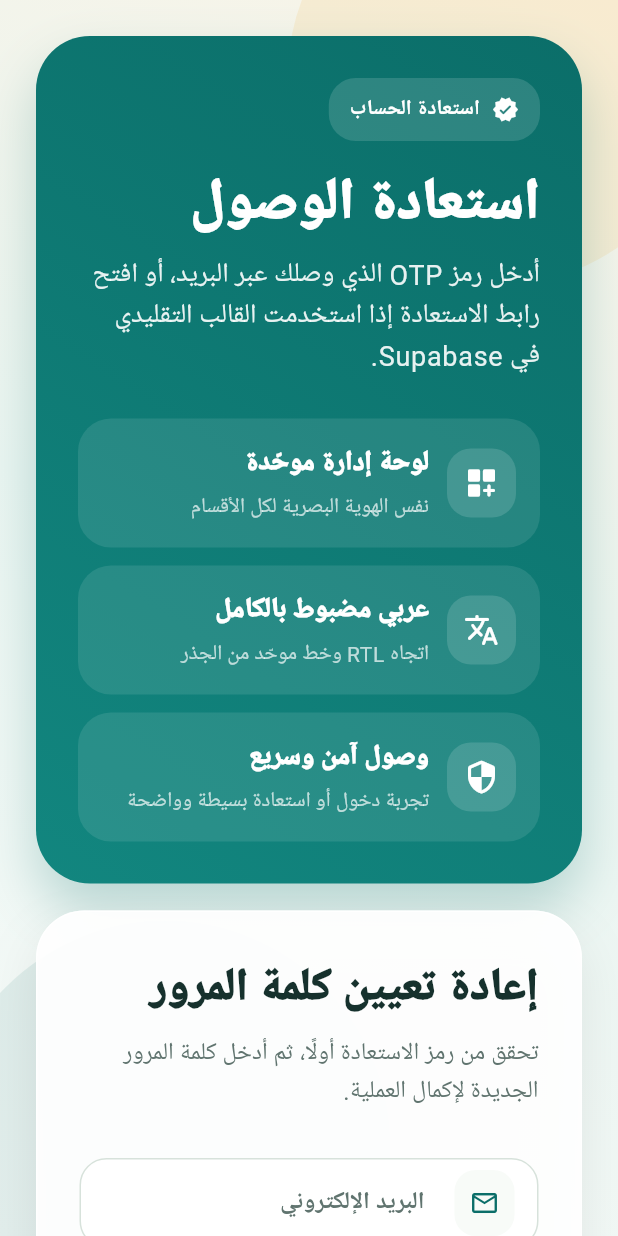
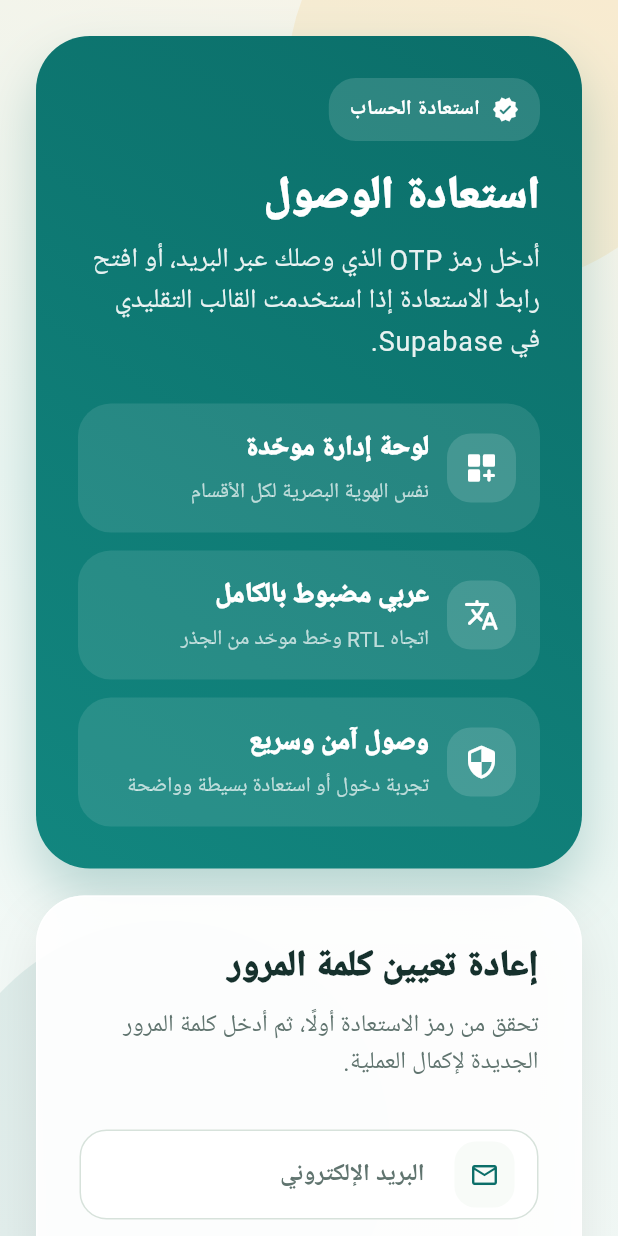
Before and after one commit to krorexiii/alqarsh, a Flutter app: the ResetPasswordScreen widget shown alone on an empty page, opened directly, on a phone screen of 412 x 824 dp. Run offline on Flutter 3.47's test engine with Material 3 defaults, Android fonts, the phone set to English and light mode, and no system bars; our stand-ins replace bloc, dropdown_search, file_picker, firebase_core, flutter_bloc, flutter_colorpicker and 2 more; accounts and stored records are empty; Roboto replaces fonts that are missing (Zain).

Commit message:
Reduce dashboard title sizes

```diff
--- a/lib/view/screen/auth/loginScreen.dart
+++ b/lib/view/screen/auth/loginScreen.dart
@@ -61,7 +61,7 @@ class LoginScreen extends StatelessWidget {
             children: <Widget>[
               const MyText(
                 'مرحبًا بعودتك',
-                fontSize: 30,
+                fontSize: 24,
                 fontWeight: FontWeight.w900,
               ),
               const SizedBox(height: 8),
--- a/lib/view/screen/auth/resetPasswordScreen.dart
+++ b/lib/view/screen/auth/resetPasswordScreen.dart
@@ -79,7 +79,7 @@ class _ResetPasswordScreenState extends State<ResetPasswordScreen> {
             children: <Widget>[
               const MyText(
                 'إعادة تعيين كلمة المرور',
-                fontSize: 30,
+                fontSize: 24,
                 fontWeight: FontWeight.w900,
               ),
               const SizedBox(height: 8),
--- a/lib/view/widget/auth_shell.dart
+++ b/lib/view/widget/auth_shell.dart
@@ -103,7 +103,7 @@ class AuthShell extends StatelessWidget {
                                   MyText(
                                     title,
                                     color: Colors.white,
-                                    fontSize: 38,
+                                    fontSize: 30,
                                     fontWeight: FontWeight.w900,
                                     height: 1.1,
                                   ),
```
Also changed, not shown: lib/view/widget/dashboard_scaffold.dart (+11 -7 lines).
